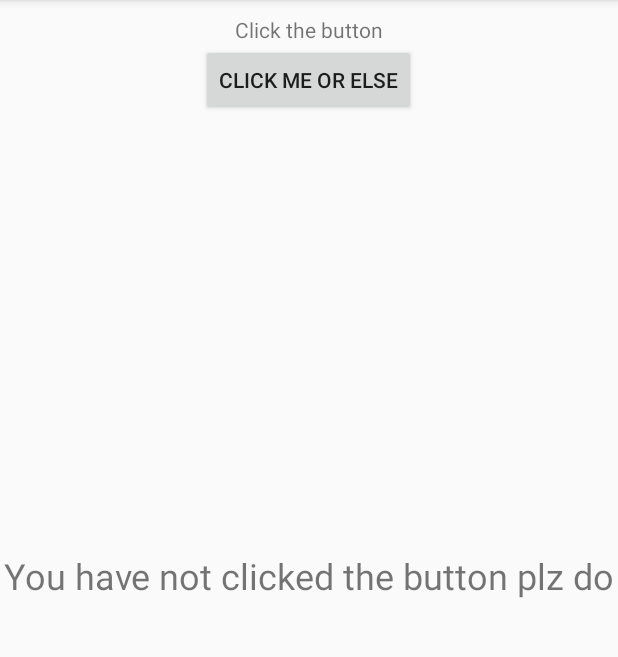
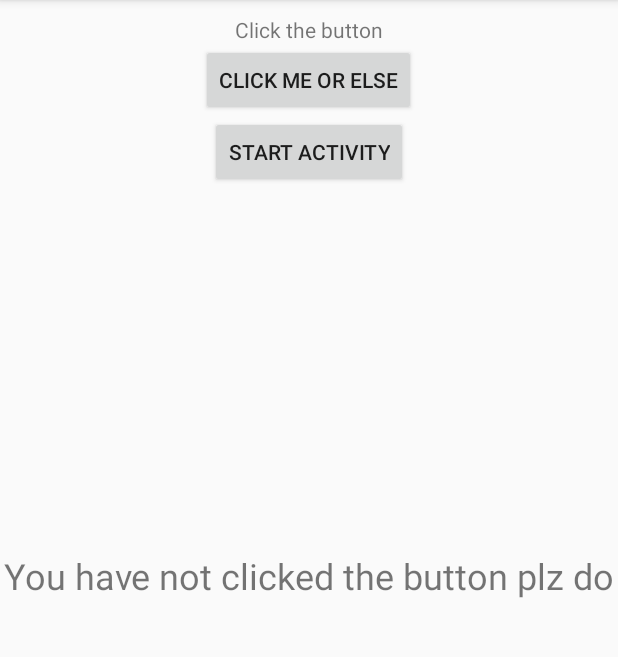
Before and after one commit to leoniereif/FlyWithMe, an Android app: the screen it shows after launch (MainActivity), on a phone screen of 412 x 824 dp, the part 84-741 px from its top. Run offline under Robolectric (Android 15) with nearby library versions, the light colour scheme and no system bars.

Commit message:
Communicated between activities

```diff
--- a/app/src/main/res/layout/activity_main.xml
+++ b/app/src/main/res/layout/activity_main.xml
@@ -20,6 +20,15 @@
         android:onClick="clickMeOnClick"
         android:layout_below="@id/prompt_tv"/>
 
+    <Button
+        android:id="@+id/next_bttn"
+        android:layout_width="wrap_content"
+        android:layout_height="wrap_content"
+        android:layout_below="@id/click_me_bttn"
+        android:layout_centerHorizontal="true"
+        android:onClick="startActivityOnClick"
+        android:text="Start Activity"/>
+
     <TextView
         android:id="@+id/result_tv"
         android:layout_width="wrap_content"
```
Also changed, not shown: app/src/main/AndroidManifest.xml (+5 -3 lines), app/src/main/java/com/example/leoniereif/flywithme/ApiTestActivity.java (added, +18 -0 lines), app/src/main/java/com/example/leoniereif/flywithme/MainActivity.java (+7 -0 lines), app/src/main/res/layout/activity_api_test.xml (added, +13 -0 lines).
